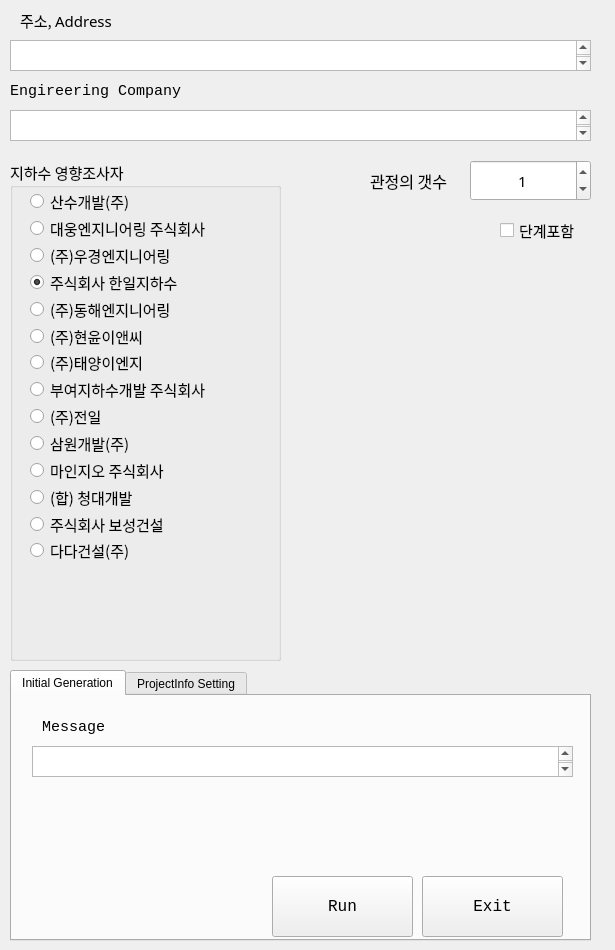
Before: the Qt Designer form 11_util/totalcmd python/03_GroundWater Ussage/10_QT YangSoo File Generator  V2/01_Original File/aqt_input.ui in ihanseol/04_PyhtonDemoDojang, drawn with Qt 5.
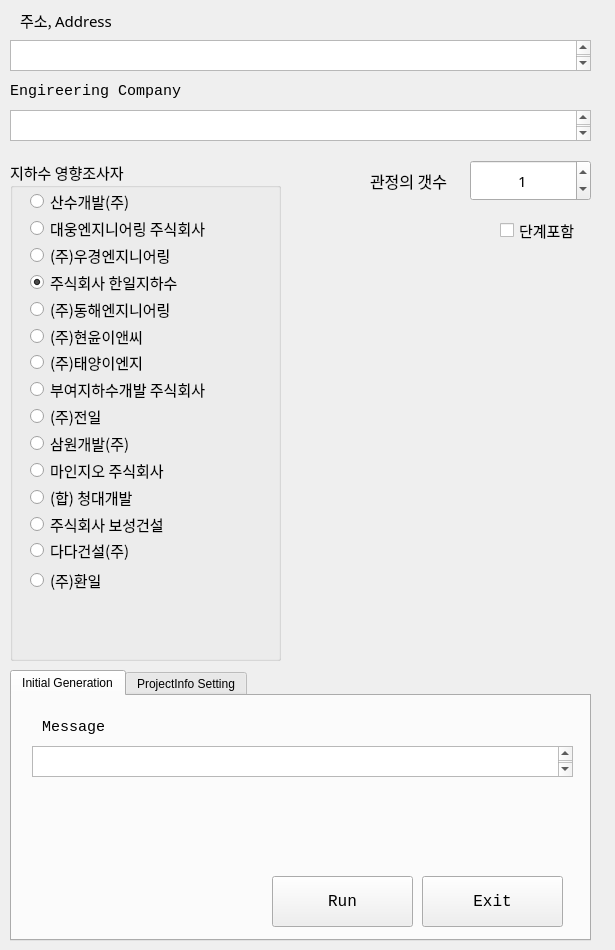
After: the same form once the commit is applied. The open tabs and pages were chosen to show the change.

```diff
--- a/11_util/totalcmd python/03_GroundWater Ussage/10_QT YangSoo File Generator  V2/01_Original File/aqt_input.ui
+++ b/11_util/totalcmd python/03_GroundWater Ussage/10_QT YangSoo File Generator  V2/01_Original File/aqt_input.ui
@@ -92,7 +92,7 @@
         <x>260</x>
         <y>180</y>
         <width>141</width>
-        <height>61</height>
+        <height>51</height>
        </rect>
       </property>
       <property name="font">
@@ -111,7 +111,7 @@
         <x>410</x>
         <y>180</y>
         <width>141</width>
-        <height>61</height>
+        <height>51</height>
        </rect>
       </property>
       <property name="font">
@@ -567,6 +567,25 @@
       <string>다다건설(주)</string>
      </property>
     </widget>
+    <widget class="QRadioButton" name="radio15">
+     <property name="geometry">
+      <rect>
+       <x>20</x>
+       <y>410</y>
+       <width>193</width>
+       <height>21</height>
+      </rect>
+     </property>
+     <property name="font">
+      <font>
+       <family>맑은 고딕</family>
+       <pointsize>11</pointsize>
+      </font>
+     </property>
+     <property name="text">
+      <string>(주)환일</string>
+     </property>
+    </widget>
    </widget>
    <widget class="QLabel" name="label_2">
     <property name="geometry">
```
